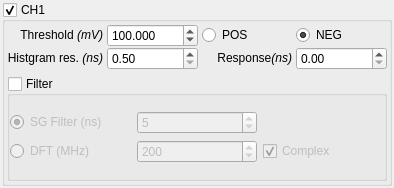
First picture: the form in src/libs/adwidgets/findslopeform.ui, repository qtplatz/qtplatz, before the edit.
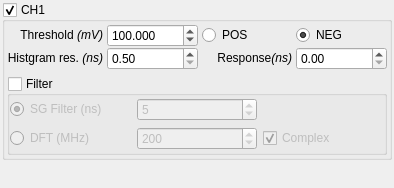
Second picture: the form after the edit.

```diff
--- a/src/libs/adwidgets/findslopeform.ui
+++ b/src/libs/adwidgets/findslopeform.ui
@@ -179,13 +179,13 @@
             <number>0</number>
            </property>
            <property name="topMargin">
-            <number>0</number>
+            <number>2</number>
            </property>
            <property name="rightMargin">
             <number>0</number>
            </property>
            <property name="bottomMargin">
-            <number>0</number>
+            <number>2</number>
            </property>
            <item row="0" column="0">
             <layout class="QGridLayout" name="gridLayout">
@@ -253,6 +253,19 @@
        </layout>
       </widget>
      </item>
+     <item>
+      <spacer name="verticalSpacer">
+       <property name="orientation">
+        <enum>Qt::Vertical</enum>
+       </property>
+       <property name="sizeHint" stdset="0">
+        <size>
+         <width>20</width>
+         <height>40</height>
+        </size>
+       </property>
+      </spacer>
+     </item>
     </layout>
    </item>
   </layout>
```
